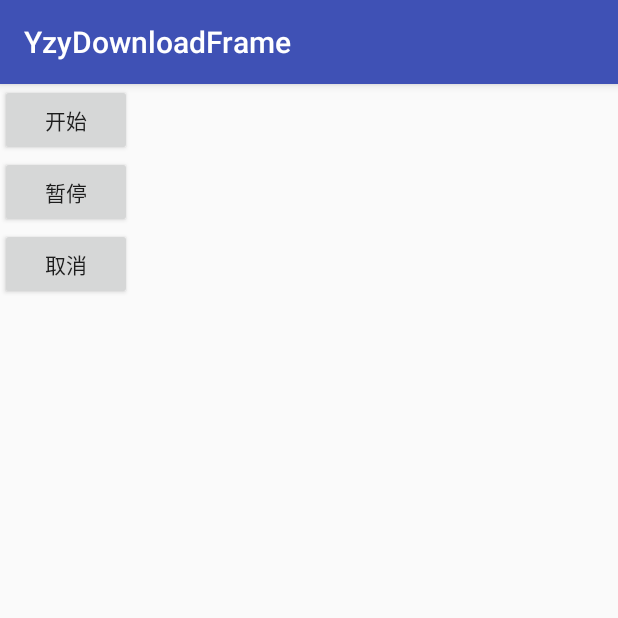
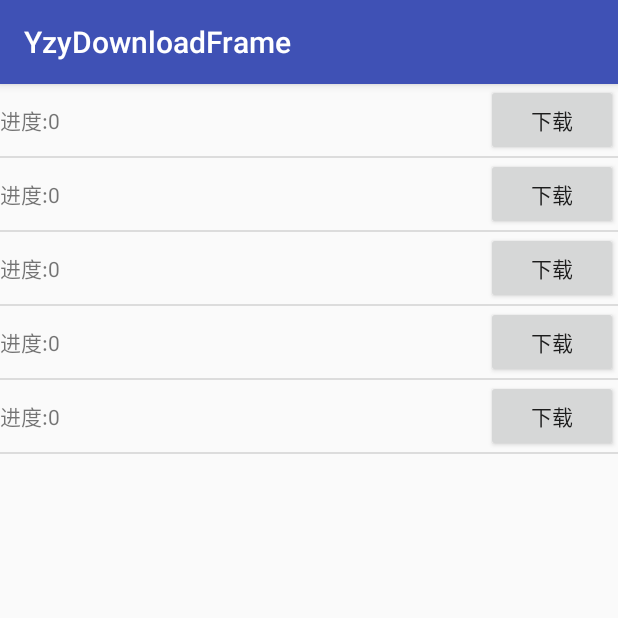
Before and after one commit to yzytmac/YzyDownloadFrame, an Android app: the screen it shows after launch (MainActivity), on a phone screen of 412 x 824 dp, the top half of it. Run offline under Robolectric (Android 15) with nearby library versions, the phone set to English and light mode, and no system bars; 2 statements that could not run were skipped.

Commit message:
更改demo为listview的多任务下载

```diff
--- a/app/src/main/java/com/example/yzy/yzydownloadframe/MainActivity.java
+++ b/app/src/main/java/com/example/yzy/yzydownloadframe/MainActivity.java
@@ -5,31 +5,52 @@ import android.os.Bundle;
 import android.util.Log;
 import android.view.View;
 import android.widget.Button;
+import android.widget.ListView;
 
 import com.example.yzydownloads.DataObserver;
 import com.example.yzydownloads.DownLoadEntity;
 import com.example.yzydownloads.DownLoadManager;
 
+import java.util.ArrayList;
+
 public class MainActivity extends AppCompatActivity {
     private DownLoadEntity mEntity;
+    private ArrayList<DownLoadEntity> mDatas = new ArrayList<>();
     private DataObserver observer = new DataObserver() {
         @Override
         public void notifyUpdate(DownLoadEntity pEntity) {
             mEntity = pEntity;
-            if(mEntity.status== DownLoadEntity.DownLoadStatus.cancle) {
-                mEntity=null;
+            int i = mDatas.indexOf(pEntity);//重写了equals方法，id相同就认为是同一个对象，但是其他属性不同
+            if(i!=-1) {
+                mDatas.remove(i);
+                mDatas.add(i,pEntity);//替换的其实是除id以外的其他属性
+                mAdapter.notifyDataSetChanged();
             }
             Log.e("yzy", "notifyUpdate: " + pEntity);
         }
     };
     private DownLoadManager mDownLoadManager;
-    private Button mPauseBt;
+    private ListView mLv;
+    private MyAdapter mAdapter;
 
     @Override
     protected void onCreate(Bundle savedInstanceState) {
         super.onCreate(savedInstanceState);
         setContentView(R.layout.activity_main);
-        mPauseBt = (Button) findViewById(R.id.id_pause);
+        mLv = (ListView) findViewById(R.id.lv);
+        for (int i = 0; i < 5; i++) {
+            DownLoadEntity vEntity = new DownLoadEntity();
+            vEntity.status = DownLoadEntity.DownLoadStatus.idle;
+            vEntity.totalLength = 100;
+            vEntity.currentLength = 0;
+            vEntity.name = "jpg"+i;
+            vEntity.id = ""+i;
+            vEntity.url = "www.baidu.com"+i;
+            mDatas.add(vEntity);
+        }
+        mAdapter = new MyAdapter(this);
+        mLv.setAdapter(mAdapter);
+        mAdapter.setData(mDatas);
         mDownLoadManager = DownLoadManager.getInstance(this);
     }
 
@@ -45,31 +66,19 @@ public class MainActivity extends AppCompatActivity {
         mDownLoadManager.deleteObserver(observer);
     }
 
-    public void onClick(View pView) {
-        if (mEntity == null) {
-            mEntity = new DownLoadEntity();
-            mEntity.id = "1";
-            mEntity.name = "test.jpg";
-            mEntity.url = "api.stay4it.com/uploads/test.jpg";
-        }
-        switch (pView.getId()) {
-            case R.id.id_start:
-                mDownLoadManager.add(mEntity);
+
+    public void onBtClick(DownLoadEntity pEntity) {
+        switch (pEntity.status){
+            case idle:
+                mDownLoadManager.add(pEntity);
                 break;
-            case R.id.id_pause:
-                if (mEntity.status == DownLoadEntity.DownLoadStatus.downloading) {
-                    mDownLoadManager.pause(mEntity);
-                    mPauseBt.setText("恢复");
-                } else if (mEntity.status == DownLoadEntity.DownLoadStatus.pause) {
-                    mDownLoadManager.resume(mEntity);
-                    mPauseBt.setText("暂停");
-                }
+            case pause:
+                mDownLoadManager.resume(pEntity);
                 break;
-            case R.id.id_cancle:
-                mDownLoadManager.cancle(mEntity);
+            case downloading:
+                mDownLoadManager.pause(pEntity);
                 break;
             default:
         }
-
     }
 }
--- /dev/null
+++ b/app/src/main/java/com/example/yzy/yzydownloadframe/MyAdapter.java
@@ -0,0 +1,87 @@
+package com.example.yzy.yzydownloadframe;
+
+import android.content.Context;
+import android.text.Layout;
+import android.view.View;
+import android.view.ViewGroup;
+import android.widget.BaseAdapter;
+import android.widget.Button;
+import android.widget.TextView;
+
+import com.example.yzydownloads.DownLoadEntity;
+
+import java.util.ArrayList;
+import java.util.List;
+
+/**
+ * Created by yzy on 17-12-11.
+ */
+
+public class MyAdapter extends BaseAdapter {
+
+    private final MainActivity mActivity;
+    private List<DownLoadEntity> mDatas = new ArrayList<>();
+
+    public MyAdapter(MainActivity context) {
+        mActivity = context;
+    }
+
+    public void setData(List<DownLoadEntity> pDatas){
+        mDatas = pDatas;
+        this.notifyDataSetChanged();
+    }
+
+    @Override
+    public int getCount() {
+        return mDatas.size();
+    }
+
+    @Override
+    public Object getItem(int pI) {
+        return mDatas.get(pI);
+    }
+
+    @Override
+    public long getItemId(int pI) {
+        return pI;
+    }
+
+    @Override
+    public View getView(int position, View pView, ViewGroup pViewGroup) {
+        ViewHolder vHolder;
+        if(pView == null) {
+            pView = View.inflate(mActivity, R.layout.listview_item, null);
+            TextView tv = pView.findViewById(R.id.item_tv);
+            Button bt = pView.findViewById(R.id.item_bt);
+            vHolder = new ViewHolder(tv,bt);
+            pView.setTag(vHolder);
+        }
+        vHolder = (ViewHolder) pView.getTag();
+        final DownLoadEntity vEntity = mDatas.get(position);
+        vHolder.tv.setText("进度:"+(vEntity.currentLength/ vEntity.totalLength));
+        if(vEntity.status == DownLoadEntity.DownLoadStatus.idle) {
+            vHolder.bt.setText("开始");
+        }else if(vEntity.status == DownLoadEntity.DownLoadStatus.pause) {
+            vHolder.bt.setText("暂停");
+        }else if(vEntity.status == DownLoadEntity.DownLoadStatus.resume) {
+            vHolder.bt.setText("恢复");
+        }
+        vHolder.bt.setOnClickListener(new View.OnClickListener() {
+            @Override
+            public void onClick(View pView) {
+                mActivity.onBtClick(vEntity);
+            }
+        });
+        return pView;
+    }
+
+}
+
+class ViewHolder{
+    public TextView tv;
+    public Button bt;
+    public ViewHolder(TextView pTv, Button pBt) {
+        this.tv = pTv;
+        this.bt = pBt;
+    }
+}
--- a/app/src/main/res/layout/activity_main.xml
+++ b/app/src/main/res/layout/activity_main.xml
@@ -7,25 +7,9 @@
     android:orientation="vertical"
     tools:context="com.example.yzy.yzydownloadframe.MainActivity">
 
-    <Button
-        android:id="@+id/id_start"
-        android:layout_width="wrap_content"
-        android:layout_height="wrap_content"
-        android:onClick="onClick"
-        android:text="开始"/>
-
-    <Button
-        android:id="@+id/id_pause"
-        android:layout_width="wrap_content"
-        android:layout_height="wrap_content"
-        android:onClick="onClick"
-        android:text="暂停"/>
-
-    <Button
-        android:id="@+id/id_cancle"
-        android:layout_width="wrap_content"
-        android:layout_height="wrap_content"
-        android:onClick="onClick"
-        android:text="取消"/>
+    <ListView
+        android:id="@+id/lv"
+        android:layout_width="match_parent"
+        android:layout_height="match_parent"></ListView>
 
 </LinearLayout>
--- /dev/null
+++ b/app/src/main/res/layout/listview_item.xml
@@ -0,0 +1,21 @@
+<?xml version="1.0" encoding="utf-8"?>
+<RelativeLayout xmlns:android="http://schemas.android.com/apk/res/android"
+              android:orientation="horizontal"
+              android:layout_width="match_parent"
+              android:layout_height="wrap_content">
+
+    <TextView
+        android:layout_centerVertical="true"
+        android:text="进度：0"
+        android:id="@+id/item_tv"
+        android:layout_width="wrap_content"
+        android:layout_height="wrap_content"/>
+
+    <Button
+        android:text="下载"
+        android:layout_alignParentRight="true"
+        android:id="@+id/item_bt"
+        android:layout_width="wrap_content"
+        android:layout_height="wrap_content"/>
+
+</RelativeLayout>
```
